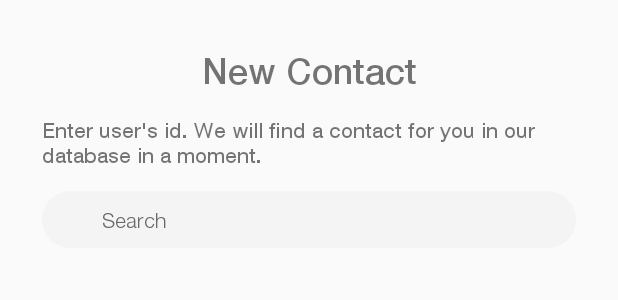
After one commit to mozilla9025/WebRtcClient, an Android app: the layout dialog_find_contact.xml on its own in the app's theme, with its tools: preview values and no code run, on a phone screen of 412 x 824 dp. The commit adds this screen. Shown: the top 300 px of the screen. Run offline under Robolectric (Android 15) with nearby library versions, the light colour scheme and no system bars; network calls fail.

Commit message:
contacts adding

```diff
--- a/app/src/main/java/app/rtcmeetings/ui/module/p2pcall/P2pCallViewModel.kt
+++ b/app/src/main/java/app/rtcmeetings/ui/module/p2pcall/P2pCallViewModel.kt
@@ -18,6 +18,11 @@ class P2pCallViewModel @Inject constructor(
 
     val currUserLiveData: MutableLiveData<User> by lazy {
         MutableLiveData<User>()
+    }
+
+    override fun onCleared() {
+        super.onCleared()
+        userLiveData.value = null
     }
 
     fun getUser(id: Int) {
--- a/app/src/main/java/app/rtcmeetings/ui/widget/ToolbarView.kt
+++ b/app/src/main/java/app/rtcmeetings/ui/widget/ToolbarView.kt
@@ -35,7 +35,7 @@ class ToolbarView @JvmOverloads constructor(context: Context, attributes: Attrib
                 ib_action.visibility = View.GONE
             }
 
-            val actionIconTint = a.getColor(R.styleable.ToolbarView_tv_action_tint, ContextCompat.getColor(context, R.color.textColor))
+            val actionIconTint = a.getColor(R.styleable.ToolbarView_tv_action_tint, -1)
             setActionIconTint(actionIconTint)
 
             val text = a.getString(R.styleable.ToolbarView_tv_text)
@@ -70,7 +70,8 @@ class ToolbarView @JvmOverloads constructor(context: Context, attributes: Attrib
     }
 
     fun setActionIconTint(color: Int) {
-        ib_action.setColorFilter(color, android.graphics.PorterDuff.Mode.SRC_IN)
+        if (color > 0)
+            ib_action.setColorFilter(color, android.graphics.PorterDuff.Mode.SRC_IN)
     }
 
     fun setText(text: String) {
@@ -88,6 +89,7 @@ class ToolbarView @JvmOverloads constructor(context: Context, attributes: Attrib
     fun setOnActionClickListener(onClickListener: () -> Unit) {
         ib_action.setOnClickListener { onClickListener.invoke() }
     }
+
     fun setOnActionLeftClickListener(onClickListener: () -> Unit) {
         ib_action_left.setOnClickListener { onClickListener.invoke() }
     }
--- /dev/null
+++ b/app/src/main/res/layout/dialog_find_contact.xml
@@ -0,0 +1,62 @@
+<?xml version="1.0" encoding="utf-8"?>
+<androidx.constraintlayout.widget.ConstraintLayout xmlns:android="http://schemas.android.com/apk/res/android"
+    xmlns:app="http://schemas.android.com/apk/res-auto"
+    android:layout_width="match_parent"
+    android:layout_height="wrap_content"
+    android:focusable="true"
+    android:focusableInTouchMode="true"
+    android:padding="@dimen/dp28">
+
+    <TextView
+        android:id="@+id/tvTitle"
+        android:layout_width="wrap_content"
+        android:layout_height="wrap_content"
+        android:fontFamily="@font/helvetica_neue_medium"
+        android:text="New Contact"
+        android:textSize="@dimen/sp24"
+        app:layout_constraintEnd_toEndOf="parent"
+        app:layout_constraintStart_toStartOf="parent"
+        app:layout_constraintTop_toTopOf="parent" />
+
+    <TextView
+        android:id="@+id/tvMessage"
+        android:layout_width="wrap_content"
+        android:layout_height="wrap_content"
+        android:layout_marginTop="@dimen/dp12"
+        android:fontFamily="@font/helvetica_neue_medium"
+        android:text="Enter user's id. We will find a contact for you in our database in a moment."
+        android:textSize="@dimen/sp14"
+        app:layout_constraintEnd_toEndOf="parent"
+        app:layout_constraintStart_toStartOf="parent"
+        app:layout_constraintTop_toBottomOf="@id/tvTitle" />
+
+    <androidx.appcompat.widget.AppCompatEditText
+        android:id="@+id/etSearch"
+        android:layout_width="@dimen/dp0"
+        android:layout_height="wrap_content"
+        android:layout_marginTop="@dimen/dp14"
+        android:layout_marginBottom="@dimen/dp16"
+        android:background="@drawable/selector_search_view"
+        android:clickable="true"
+        android:focusable="true"
+        android:focusableInTouchMode="true"
+        android:fontFamily="@font/helvetica_neue_light"
+        android:hint="@string/search_view_hint_search"
+        android:imeOptions="actionSearch"
+        android:inputType="number"
+        android:maxLines="1"
+        android:paddingStart="@dimen/dp40"
+        android:paddingTop="@dimen/dp8"
+        android:paddingEnd="@dimen/dp16"
+        android:paddingBottom="@dimen/dp8"
+        android:singleLine="true"
+        android:textAllCaps="true"
+        android:textColor="@color/textColorDark"
+        android:textColorHint="@color/textColorHintDark"
+        android:textSize="@dimen/sp14"
+        app:layout_constraintBottom_toBottomOf="parent"
+        app:layout_constraintEnd_toEndOf="parent"
+        app:layout_constraintStart_toStartOf="parent"
+        app:layout_constraintTop_toBottomOf="@id/tvMessage" />
+
+</androidx.constraintlayout.widget.ConstraintLayout>
--- a/app/src/main/res/layout/fragment_contacts.xml
+++ b/app/src/main/res/layout/fragment_contacts.xml
@@ -12,8 +12,8 @@
         app:layout_constraintEnd_toEndOf="parent"
         app:layout_constraintStart_toStartOf="parent"
         app:layout_constraintTop_toTopOf="parent"
+        app:tv_action_icon="@drawable/ic_add_contact"
         app:tv_action_left_icon="@drawable/ic_arrowback"
-        app:tv_action_left_tint="@color/textColorDark"
         app:tv_text="Contacts" />
 
     <androidx.recyclerview.widget.RecyclerView
--- a/app/src/main/res/layout/fragment_p2p_call.xml
+++ b/app/src/main/res/layout/fragment_p2p_call.xml
@@ -71,10 +71,11 @@
         android:id="@+id/btnContacts"
         style="@style/AppTheme.GradientedLoginButton"
         android:layout_width="@dimen/dp0"
+        android:background="@drawable/selector_red_btn"
         android:layout_height="wrap_content"
         android:layout_marginTop="@dimen/dp26"
         android:layout_marginBottom="@dimen/dp16"
-        android:text="Contacts"
+        android:text="Go to contacts"
         app:layout_constraintEnd_toEndOf="parent"
         app:layout_constraintStart_toStartOf="parent"
         app:layout_constraintTop_toBottomOf="@id/btnStartCall"
--- a/app/src/main/res/layout/item_contact.xml
+++ b/app/src/main/res/layout/item_contact.xml
@@ -47,7 +47,8 @@
         android:layout_height="@dimen/dp32"
         android:layout_marginEnd="@dimen/dp16"
         android:background="?attr/selectableItemBackgroundBorderless"
-        android:scaleType="fitCenter"
+        android:padding="-8dp"
+        android:scaleType="centerCrop"
         android:src="@drawable/ic_accept_call"
         android:tint="@color/green"
         app:layout_constraintBottom_toBottomOf="parent"
```
Also changed, not shown: app/src/main/java/app/rtcmeetings/helper/dialog/DialogHelper.kt (+5 -2 lines), app/src/main/java/app/rtcmeetings/ui/module/contacts/ContactsFragment.kt (+58 -0 lines), app/src/main/java/app/rtcmeetings/ui/module/contacts/ContactsViewModel.kt (+19 -4 lines), app/src/main/java/app/rtcmeetings/webrtc/PeerConnectionClient.kt (+4 -4 lines), app/src/main/res/drawable/ic_accept_call.xml (+9 -4 lines), app/src/main/res/drawable/ic_add_contact.xml (added, +30 -0 lines), app/src/main/res/drawable/ic_plus.xml (added, +9 -0 lines), app/src/main/res/layout/dialog_add_contact.xml (added, +45 -0 lines), app/src/main/res/layout/view_toolbar.xml (+3 -9 lines).
